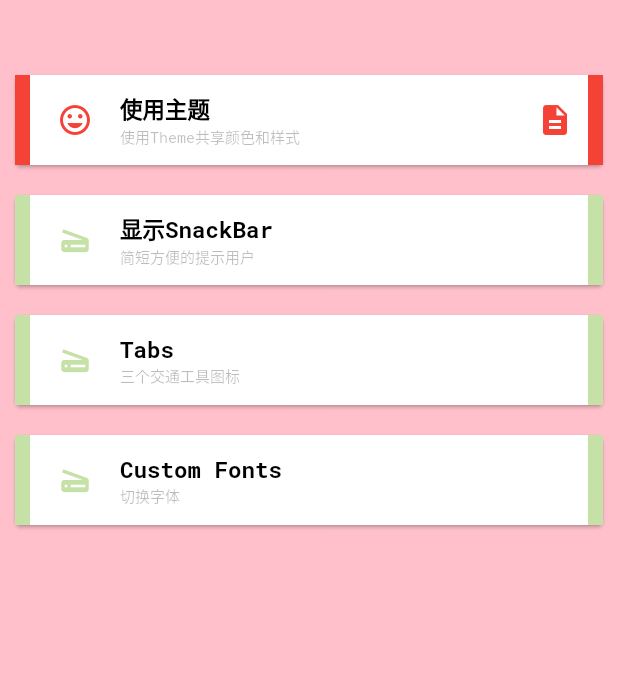
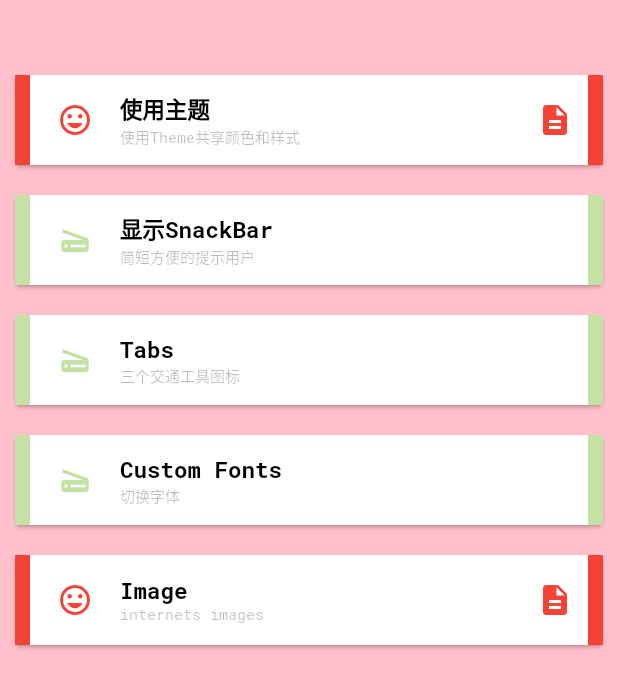
Before and after one commit to tonyhelloworld/flutter-learning, a Flutter app: the screen it shows after launch, on a phone screen of 412 x 824 dp. Shown: the top 688 px of the screen. Run offline on Flutter 3.47's test engine with Material 2 defaults, Android fonts, the phone set to English and light mode, and no system bars; our stand-ins replace cached_network_image, transparent_image.

Commit message:
optimize code

```diff
--- a/lib/home_page.dart
+++ b/lib/home_page.dart
@@ -46,7 +46,7 @@ class _HomeState extends State<Home> {
                   Navigator.of(context).pushNamed('/snackBar_page');
                 },
               ),
-              //Tabs
+              ///Tabs
               SimpleCard(
                 title: 'Tabs',
                 decriptionColor: Colors.black26,
@@ -73,6 +73,24 @@ class _HomeState extends State<Home> {
                 backgroundColor: Colors.white,
                 onTap: (){
                   Navigator.of(context).pushNamed('/custom_fonts_page');
+
+                },
+              ),
+              ///Images
+              SimpleCard(
+                title: 'Image',
+                description: 'internets images',
+                titleColor: Colors.black,
+                decriptionColor: Colors.black26,
+                prefixBadge: Colors.red,
+                suffixIcon: Icons.description,
+                suffixIconColor: Colors.red,
+                suffixBadge: Colors.red,
+                icon: Icons.tag_faces,
+                iconColor: Colors.red,
+                backgroundColor: Colors.white,
+                onTap: () {
+                  Navigator.of(context).pushNamed('/web_images_page');
                 },
               ),
             ],
--- a/lib/main.dart
+++ b/lib/main.dart
@@ -1,5 +1,6 @@
 import 'package:flutter/material.dart';
 import 'package:learning/design_basics/custom_fonts_page.dart';
+import 'package:learning/images/web_images_page.dart';
 import 'package:learning/design_basics/snackBar_page.dart';
 import 'package:learning/design_basics/tabs_page.dart';
 import 'package:learning/design_basics/using_themes_page.dart';
@@ -25,9 +26,17 @@ class MyApp extends StatelessWidget {
         '/using_themes_page': (BuildContext context) => UsingThemes(
               title: 'Using Themes',
             ),
-        '/snackBar_page': (BuildContext context) => SnackBarPage(title:'Display SnackBar'),
-        '/tabs_page': (BuildContext context) => TabsPage(title: 'Tabs demo',),
-        '/custom_fonts_page': (BuildContext context) => CustomFontsPage(title: 'Custom Fonts',)
+        '/snackBar_page': (BuildContext context) =>
+            SnackBarPage(title: 'Display SnackBar'),
+        '/tabs_page': (BuildContext context) => TabsPage(
+              title: 'Tabs demo',
+            ),
+        '/custom_fonts_page': (BuildContext context) => CustomFontsPage(
+              title: 'Custom Fonts',
+            ),
+        '/web_images_page': (BuildContext context) => WebImages(
+              title: 'Web Images',
+            )
       },
     );
   }
```
Also changed, not shown: lib/images/web_images_page.dart (+16 -3 lines).
